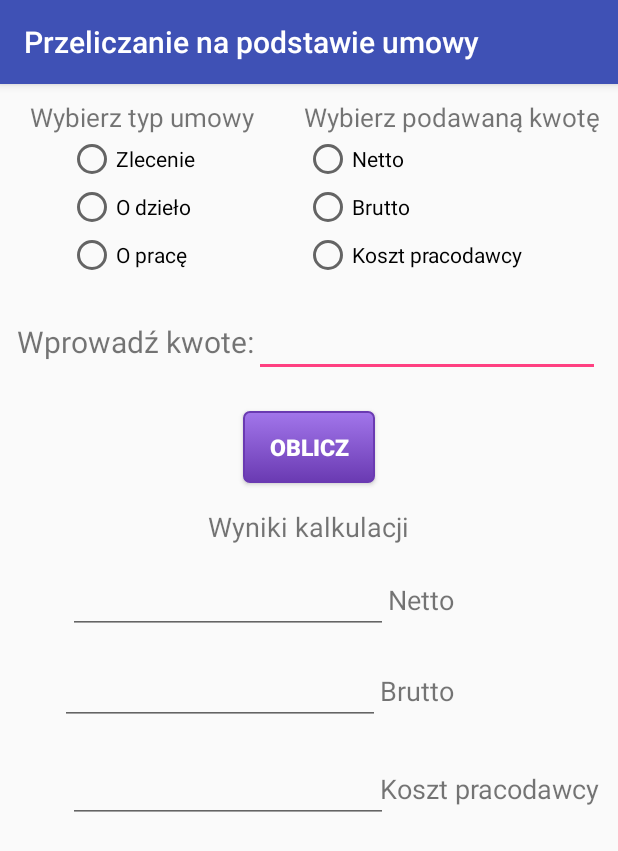
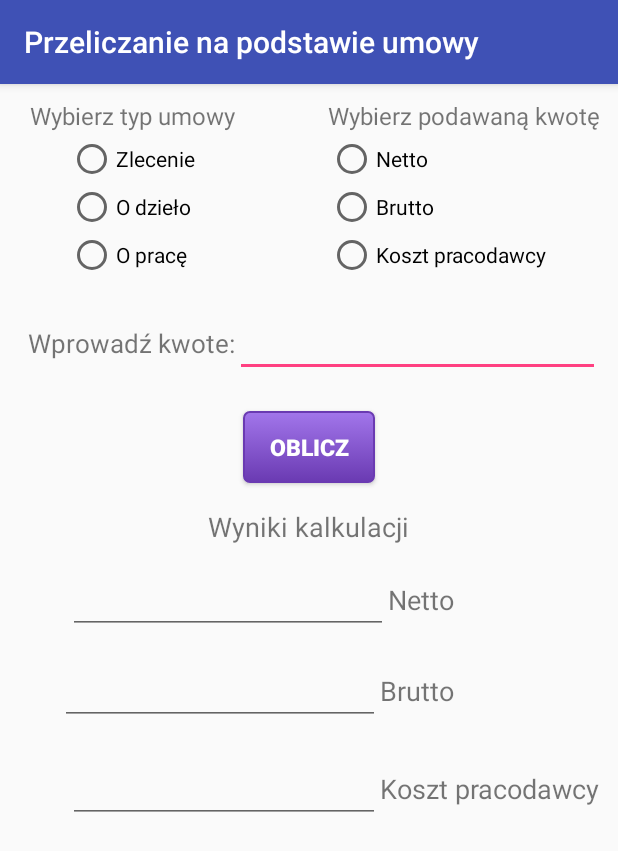
Before and after one commit to plasma0/salaryproject, an Android app: the PrzeliczanieWynagrodzenia screen opened directly, with no data from a screen before it, on a phone screen of 412 x 824 dp. Shown: the top 851 px of the screen. Run offline under Robolectric (Android 15) with nearby library versions, the phone set to English and light mode, and no system bars.

Commit message:
Poprawki designu

```diff
--- a/WynagrodzenieApp/app/src/main/res/layout/activity_main.xml
+++ b/WynagrodzenieApp/app/src/main/res/layout/activity_main.xml
@@ -7,10 +7,10 @@
     tools:context="krakow.uek.wynagrodzenieapp.MainActivity">
 
     <LinearLayout
-        android:layout_width="368dp"
-        android:layout_height="495dp"
+        android:layout_width="354dp"
+        android:layout_height="485dp"
         android:orientation="vertical"
-        tools:layout_editor_absoluteX="8dp"
+        tools:layout_editor_absoluteX="17dp"
         tools:layout_editor_absoluteY="8dp">
 
         <Button
--- a/WynagrodzenieApp/app/src/main/res/layout/przeliczanie_wynagrodzenia.xml
+++ b/WynagrodzenieApp/app/src/main/res/layout/przeliczanie_wynagrodzenia.xml
@@ -16,8 +16,9 @@
         android:layout_marginLeft="20dp"
         android:layout_marginStart="20dp"
         android:paddingTop="10dp"
+        android:scrollHorizontally="true"
         android:text="Wybierz typ umowy"
-        android:textSize="17sp" />
+        android:textSize="16sp" />
 
     <RadioGroup
         android:layout_width="wrap_content"
@@ -60,7 +61,7 @@
         android:layout_marginRight="12dp"
         android:paddingTop="10dp"
         android:text="Wybierz podawaną kwotę"
-        android:textSize="17sp" />
+        android:textSize="16sp" />
 
     <RadioGroup
         android:layout_width="wrap_content"
@@ -110,12 +111,12 @@
         android:id="@+id/kwotaTextView"
         android:layout_width="wrap_content"
         android:layout_height="wrap_content"
-        android:text="Wprowadź kwote:"
-        android:textSize="20sp"
         android:layout_alignBaseline="@+id/kwotaEditText"
         android:layout_alignBottom="@+id/kwotaEditText"
+        android:layout_alignEnd="@+id/typUmowyTextView"
         android:layout_alignRight="@+id/typUmowyTextView"
-        android:layout_alignEnd="@+id/typUmowyTextView" />
+        android:text="Wprowadź kwote:"
+        android:textSize="17sp" />
 
     <Button
         android:id="@+id/obliczButton"
@@ -190,7 +191,9 @@
         android:layout_alignBaseline="@+id/kosztTextView"
         android:layout_alignBottom="@+id/kosztTextView"
         android:layout_alignLeft="@+id/nettoEditText"
-        android:layout_alignStart="@+id/nettoEditText" />
+        android:layout_alignStart="@+id/nettoEditText"
+        android:layout_toLeftOf="@+id/kosztTextView"
+        android:layout_toStartOf="@+id/kosztTextView" />
 
     <TextView
         android:id="@+id/bruttoTextView"
--- a/WynagrodzenieApp/app/src/main/res/layout/srednia_krajowa.xml
+++ b/WynagrodzenieApp/app/src/main/res/layout/srednia_krajowa.xml
@@ -27,7 +27,7 @@
         android:layout_alignParentStart="true"
         android:layout_marginLeft="13dp"
         android:layout_marginStart="13dp"
-        android:paddingLeft="6dp"
+        android:paddingLeft="2dp"
         android:text="Kwota(netto):"
         android:textSize="20sp" />
 
```
Also changed, not shown: WynagrodzenieApp/app/src/main/res/layout/oszczedzanie.xml (+4 -4 lines), 1 other file.
